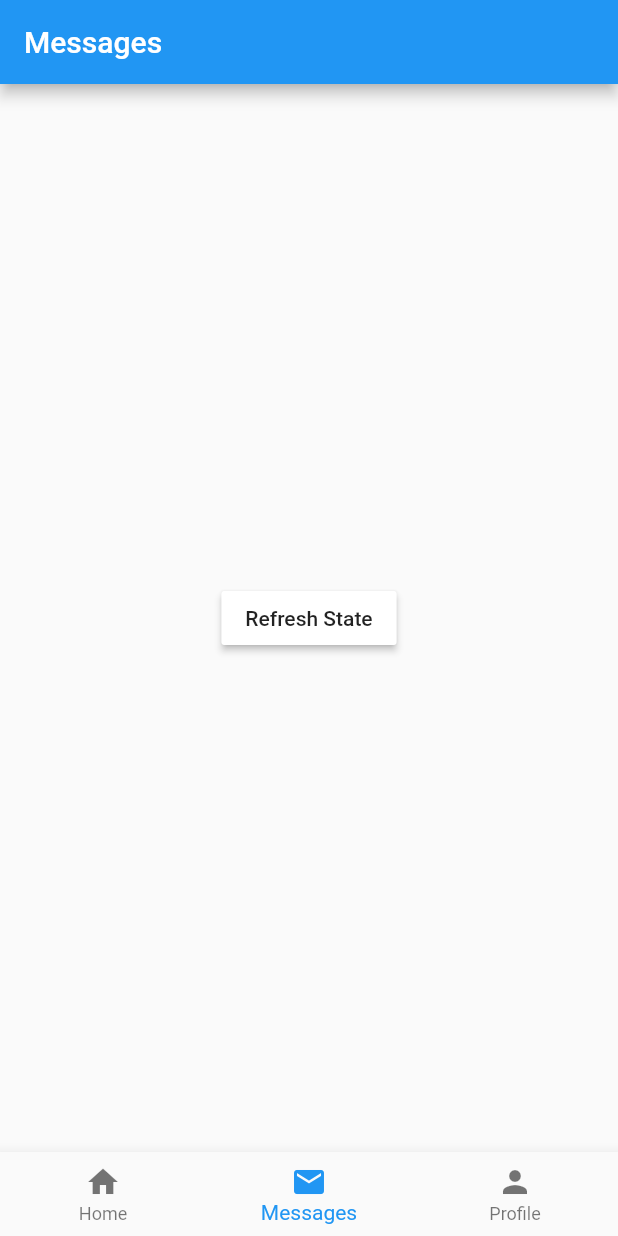
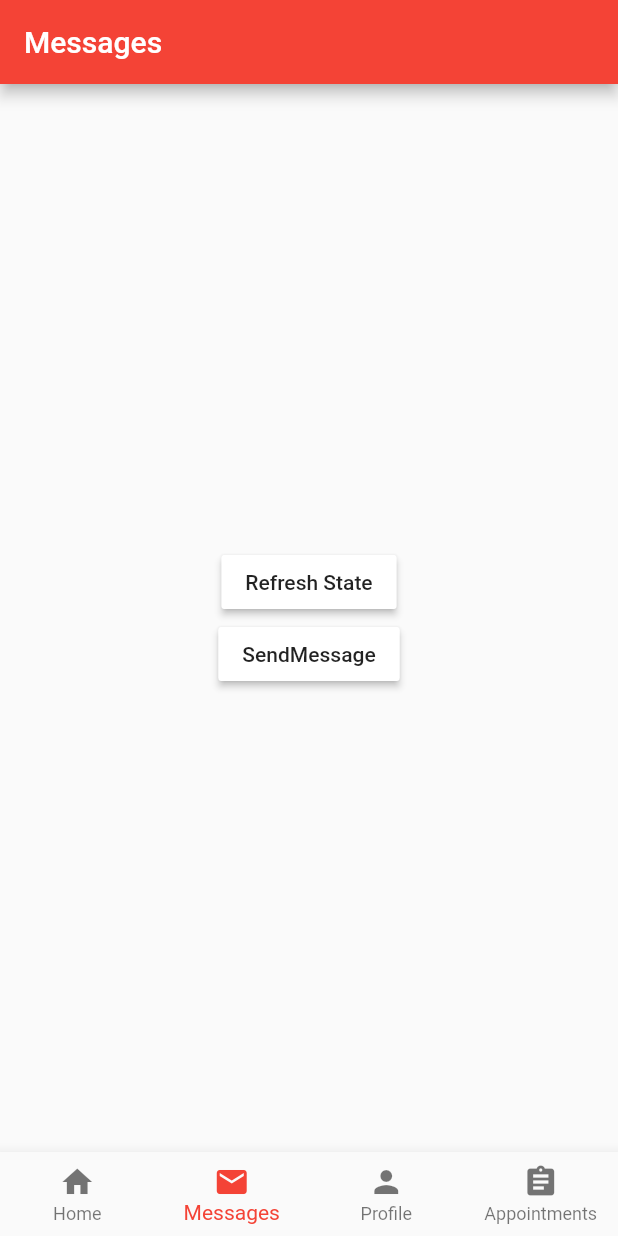
Before and after one commit to msangals/flutter-test-app, a Flutter app: the screen it shows after launch, item 2 of the bottom bar chosen, after a tap on "Refresh State", on a phone screen of 412 x 824 dp. Run offline on Flutter 3.47's test engine with Material 2 defaults, Android fonts, the phone set to English and light mode, and no system bars.

Commit message:
add complex navigation example

```diff
--- a/lib/main.dart
+++ b/lib/main.dart
@@ -1,5 +1,5 @@
 import 'package:flutter/material.dart';
-import 'package:flutter_test_app/navigation.dart';
+import 'package:flutter_test_app/navigation/main_navigator.dart';
 import 'package:flutter_test_app/theme/theme.dart';
 
 void main() => runApp(TestApp());
@@ -10,7 +10,7 @@ class TestApp extends StatelessWidget {
     return MaterialApp(
       title: 'Multi Tenant',
       theme: tenantThemeData,
-      home: Navigation(),
+      home: MainNavigator(),
     );
   }
 }
--- a/lib/navigation.dart
+++ /dev/null
@@ -1,48 +0,0 @@
-import 'package:flutter/material.dart';
-import 'package:flutter_test_app/screens/home.dart';
-import 'package:flutter_test_app/screens/messages.dart';
-import 'package:flutter_test_app/screens/profile.dart';
-
-class Navigation extends StatefulWidget {
-  Navigation({Key key}) : super(key: key);
-
-  @override
-  _NavigationState createState() => _NavigationState();
-}
-
-class _NavigationState extends State<Navigation> {
-  int _currentIndex = 0;
-  final List<Widget> _children = [
-    HomeScreen(),
-    MessageScreen(),
-    ProfileScreen()
-  ];
-
-  void onTabTapped(int index) {
-    setState(() {
-      _currentIndex = index;
-    });
-  }
-
-  @override
-  Widget build(BuildContext context) {
-    return Scaffold(
-      body: _children[_currentIndex],
-      bottomNavigationBar: BottomNavigationBar(
-          onTap: onTabTapped,
-          currentIndex: _currentIndex,
-          items: [
-            new BottomNavigationBarItem(
-              icon: Icon(Icons.home),
-              title: Text('Home'),
-            ),
-            new BottomNavigationBarItem(
-              icon: Icon(Icons.mail),
-              title: Text('Messages'),
-            ),
-            new BottomNavigationBarItem(
-                icon: Icon(Icons.person), title: Text('Profile'))
-          ]),
-    );
-  }
-}
--- /dev/null
+++ b/lib/navigation/bottom_tab_item.dart
@@ -0,0 +1 @@
+enum BottomTabItem { home, messages, profile, appointments }
--- /dev/null
+++ b/lib/navigation/home_navigator.dart
@@ -0,0 +1,36 @@
+import 'package:flutter/material.dart';
+import 'package:flutter_test_app/screens/appointments/appointment/appointment.dart';
+import 'package:flutter_test_app/screens/appointments/appointments.dart';
+import 'package:flutter_test_app/screens/home/home.dart';
+
+class HomeNavigator extends StatefulWidget {
+
+  final GlobalKey<NavigatorState> navigatorKey;
+
+  HomeNavigator(this.navigatorKey);
+
+  @override
+  State<StatefulWidget> createState() => HomeNavigatorState();
+}
+
+class HomeNavigatorState extends State<HomeNavigator> {
+  @override
+  Widget build(BuildContext context) {
+    return Navigator(
+      key: widget.navigatorKey,
+      initialRoute: 'home/home',
+      onGenerateRoute: (RouteSettings settings) {
+        WidgetBuilder builder;
+        print("onGenerateRoute called on HomeNavigator " + settings.name);
+        switch (settings.name) {
+          case 'home/home':
+            builder = (BuildContext _) => HomeScreen();
+            break;
+          default:
+            throw Exception('Invalid route: ${settings.name}');
+        }
+        return MaterialPageRoute(builder: builder, settings: settings);
+      },
+    );
+  }
+}
--- /dev/null
+++ b/lib/navigation/main_navigator.dart
@@ -0,0 +1,82 @@
+import 'package:flutter/material.dart';
+import 'package:flutter_test_app/navigation/appointments_navigator.dart';
+import 'package:flutter_test_app/navigation/bottom_tab_item.dart';
+import 'package:flutter_test_app/navigation/home_navigator.dart';
+import 'package:flutter_test_app/navigation/messages_navigator.dart';
+import 'package:flutter_test_app/navigation/profile_navigator.dart';
+
+class MainNavigator extends StatefulWidget {
+  MainNavigator({Key key}) : super(key: key);
+
+  @override
+  _MainNavigatorState createState() => _MainNavigatorState();
+}
+
+class _MainNavigatorState extends State<MainNavigator> {
+  static Map<BottomTabItem, GlobalKey<NavigatorState>> navigatorKeys = {
+    BottomTabItem.home: GlobalKey<NavigatorState>(),
+    BottomTabItem.messages: GlobalKey<NavigatorState>(),
+    BottomTabItem.profile: GlobalKey<NavigatorState>(),
+    BottomTabItem.appointments: GlobalKey<NavigatorState>(),
+  };
+
+  Map<BottomTabItem, Widget> navigators = {
+    BottomTabItem.home: HomeNavigator(navigatorKeys[BottomTabItem.home]),
+    BottomTabItem.messages: MessagesNavigator(navigatorKeys[BottomTabItem.messages]),
+    BottomTabItem.profile: ProfileNavigator(navigatorKeys[BottomTabItem.profile]),
+    BottomTabItem.appointments: AppointmentsNavigator(navigatorKeys[BottomTabItem.appointments]),
+  };
+
+  BottomTabItem currentTab = BottomTabItem.home;
+  int currentIndex = 0;
+
+  void onTabTapped(int index) {
+    setState(() {
+      currentIndex = index;
+      currentTab = _getBottomTabItemByIndex(index);
+    });
+  }
+
+  @override
+  Widget build(BuildContext context) {
+    return Scaffold(
+          body: navigators[currentTab],
+          bottomNavigationBar: BottomNavigationBar(
+              currentIndex: currentIndex,
+              onTap: onTabTapped,
+              type: BottomNavigationBarType.fixed,
+              items: [
+                new BottomNavigationBarItem(
+                  icon: Icon(Icons.home),
+                  title: Text('Home'),
+                ),
+                new BottomNavigationBarItem(
+                  icon: Icon(Icons.mail),
+                  title: Text('Messages'),
+                ),
+                new BottomNavigationBarItem(icon: Icon(Icons.person), title: Text('Profile')),
+                new BottomNavigationBarItem(icon: Icon(Icons.assignment), title: Text('Appointments'))
+              ]),
+        );
+
+//    WillPopScope(
+//        onWillPop: () async => !await navigatorKeys[currentTab].currentState.maybePop(),
+//    child:Scaffold().....
+//    )
+  }
+
+  BottomTabItem _getBottomTabItemByIndex(int index) {
+    switch (index) {
+      case 0:
+        return BottomTabItem.home;
+      case 1:
+        return BottomTabItem.messages;
+      case 2:
+        return BottomTabItem.profile;
+      case 3:
+        return BottomTabItem.appointments;
+    }
+
+    return BottomTabItem.home;
+  }
+}
--- /dev/null
+++ b/lib/navigation/messages_navigator.dart
@@ -0,0 +1,36 @@
+import 'package:flutter/material.dart';
+import 'package:flutter_test_app/screens/appointments/appointment/appointment.dart';
+import 'package:flutter_test_app/screens/appointments/appointments.dart';
+import 'package:flutter_test_app/screens/messages/messages.dart';
+
+class MessagesNavigator extends StatefulWidget {
+
+  final GlobalKey<NavigatorState> navigatorKey;
+
+  MessagesNavigator(this.navigatorKey);
+
+  @override
+  State<StatefulWidget> createState() => MessagesNavigatorState();
+}
+
+class MessagesNavigatorState extends State<MessagesNavigator> {
+  @override
+  Widget build(BuildContext context) {
+    return Navigator(
+      key: widget.navigatorKey,
+      initialRoute: 'messages/messages',
+      onGenerateRoute: (RouteSettings settings) {
+        WidgetBuilder builder;
+        print("onGenerateRoute called on MessagesNavigator " + settings.name);
+        switch (settings.name) {
+          case 'messages/messages':
+            builder = (BuildContext _) => MessagesScreen();
+            break;
+          default:
+            throw Exception('Invalid route: ${settings.name}');
+        }
+        return MaterialPageRoute(builder: builder, settings: settings);
+      },
+    );
+  }
+}
--- a/lib/screens/messages.dart
+++ /dev/null
@@ -1,48 +0,0 @@
-import 'package:flutter/material.dart';
-
-class MessageScreen extends StatefulWidget {
-  @override
-  State<StatefulWidget> createState() => MessageScreenState();
-}
-
-class MessageScreenState extends State<MessageScreen> {
-  @override
-  void initState() {
-    print("initState called on MessageScreen");
-    super.initState();
-  }
-
-  @override
-  void didUpdateWidget(MessageScreen oldWidget) {
-    print("didUpdateWidget called on MessageScreen");
-    super.didUpdateWidget(oldWidget);
-  }
-
-  @override
-  void dispose() {
-    print("dispose called on MessageScreen");
-    super.dispose();
-  }
-
-  @override
-  Widget build(BuildContext context) {
-    print("build called on MessageScreen");
-    return Scaffold(
-        appBar: AppBar(
-        title: Text("Messages"),
-    ),
-    body: Container(
-      child: Center(
-        child: MaterialButton(
-          color: Colors.white,
-          onPressed: () {
-            setState(() {
-              print("state refresh on MessageScreen");
-            });
-          },
-          child: Text("Refresh State"),
-        ),
-      ),
-    ));
-  }
-}
--- /dev/null
+++ b/lib/screens/messages/messages.dart
@@ -0,0 +1,53 @@
+import 'package:flutter/material.dart';
+import 'package:flutter_test_app/screens/messages/send_message_widget.dart';
+
+class MessagesScreen extends StatefulWidget {
+  @override
+  State<StatefulWidget> createState() => MessagesScreenState();
+}
+
+class MessagesScreenState extends State<MessagesScreen> {
+  @override
+  void initState() {
+    print("initState called on MessageScreen");
+    super.initState();
+  }
+
+  @override
+  void didUpdateWidget(MessagesScreen oldWidget) {
+    print("didUpdateWidget called on MessageScreen");
+    super.didUpdateWidget(oldWidget);
+  }
+
+  @override
+  void dispose() {
+    print("dispose called on MessageScreen");
+    super.dispose();
+  }
+
+  @override
+  Widget build(BuildContext context) {
+    print("build called on MessageScreen");
+    return Scaffold(
+      appBar: AppBar(
+        title: Text("Messages"),
+      ),
+      body: Column(
+        mainAxisAlignment: MainAxisAlignment.center,
+        crossAxisAlignment: CrossAxisAlignment.center,
+        children: <Widget>[
+          MaterialButton(
+            color: Colors.white,
+            onPressed: () {
+              setState(() {
+                print("state refresh on MessageScreen");
+              });
+            },
+            child: Text("Refresh State"),
+          ),
+          SendMessageWidget()
+        ],
+      ),
+    );
+  }
+}
--- /dev/null
+++ b/lib/screens/messages/send_message_widget.dart
@@ -0,0 +1,44 @@
+import 'package:flutter/material.dart';
+
+class SendMessageWidget extends StatefulWidget {
+  @override
+  State<StatefulWidget> createState() => SendMessageWidgetState();
+}
+
+class SendMessageWidgetState extends State<SendMessageWidget> {
+  @override
+  void initState() {
+    print("initState called on SendMessageWidget");
+    super.initState();
+  }
+
+  @override
+  void didUpdateWidget(SendMessageWidget oldWidget) {
+    print("didUpdateWidget called on SendMessageWidget");
+    super.didUpdateWidget(oldWidget);
+  }
+
+  @override
+  void dispose() {
+    print("dispose called on SendMessageWidget");
+    super.dispose();
+  }
+
+  @override
+  Widget build(BuildContext context) {
+    print("build called on SendMessageWidget");
+    return Container(
+      child: Center(
+        child: MaterialButton(
+          color: Colors.white,
+          onPressed: () {
+            setState(() {
+              print("state refresh on SendMessageWidget");
+            });
+          },
+          child: Text("SendMessage"),
+        ),
+      ),
+    );
+  }
+}
```
Also changed, not shown: lib/navigation/appointments_navigator.dart (added, +42 -0 lines), lib/navigation/profile_navigator.dart (added, +33 -0 lines), lib/screens/appointments/appointment/appointment.dart (added, +65 -0 lines), lib/screens/appointments/appointments.dart (added, +51 -0 lines), lib/theme/theme.dart (+15 -15 lines), lib/screens/home/home.dart (renamed from lib/screens/home.dart), lib/screens/profile/profile.dart (renamed from lib/screens/profile.dart).
